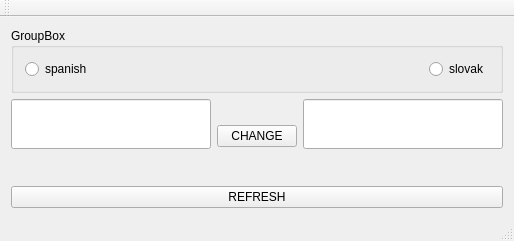
henrich14/SP_SJ_slovnik, file mainwindow.ui: the form before one commit.
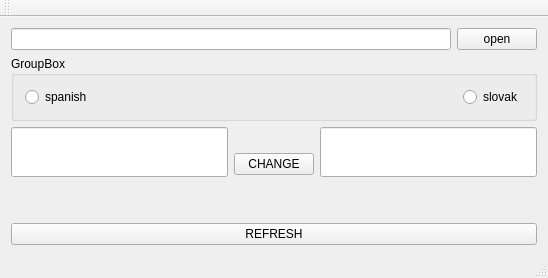
The form after the commit.

Diff of the .ui file:
```diff
--- a/mainwindow.ui
+++ b/mainwindow.ui
@@ -6,8 +6,8 @@
    <rect>
     <x>0</x>
     <y>0</y>
-    <width>511</width>
-    <height>241</height>
+    <width>548</width>
+    <height>278</height>
    </rect>
   </property>
   <property name="windowTitle">
@@ -15,6 +15,20 @@
   </property>
   <widget class="QWidget" name="centralWidget">
    <layout class="QVBoxLayout" name="verticalLayout_3">
+    <item>
+     <layout class="QHBoxLayout" name="horizontalLayout_3">
+      <item>
+       <widget class="QLineEdit" name="openLineEdit"/>
+      </item>
+      <item>
+       <widget class="QPushButton" name="openButton">
+        <property name="text">
+         <string>open</string>
+        </property>
+       </widget>
+      </item>
+     </layout>
+    </item>
     <item>
      <widget class="QGroupBox" name="groupBox">
       <property name="title">
```
Left out of the diff: 4 changed lines with no effect on the pictures.
